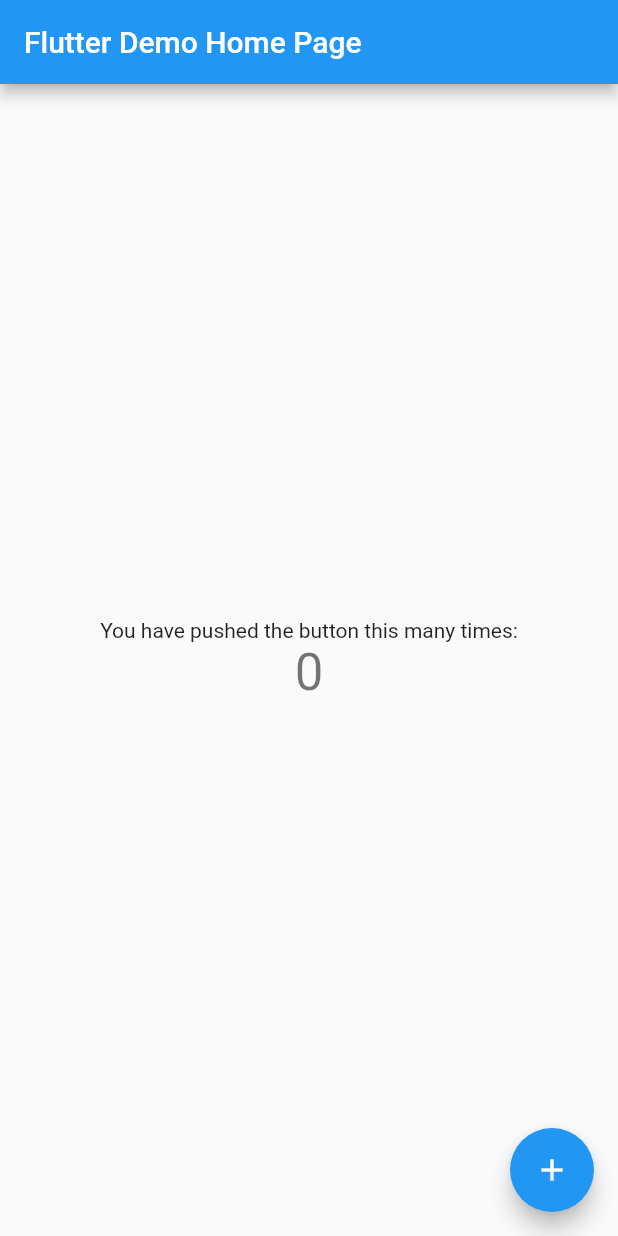
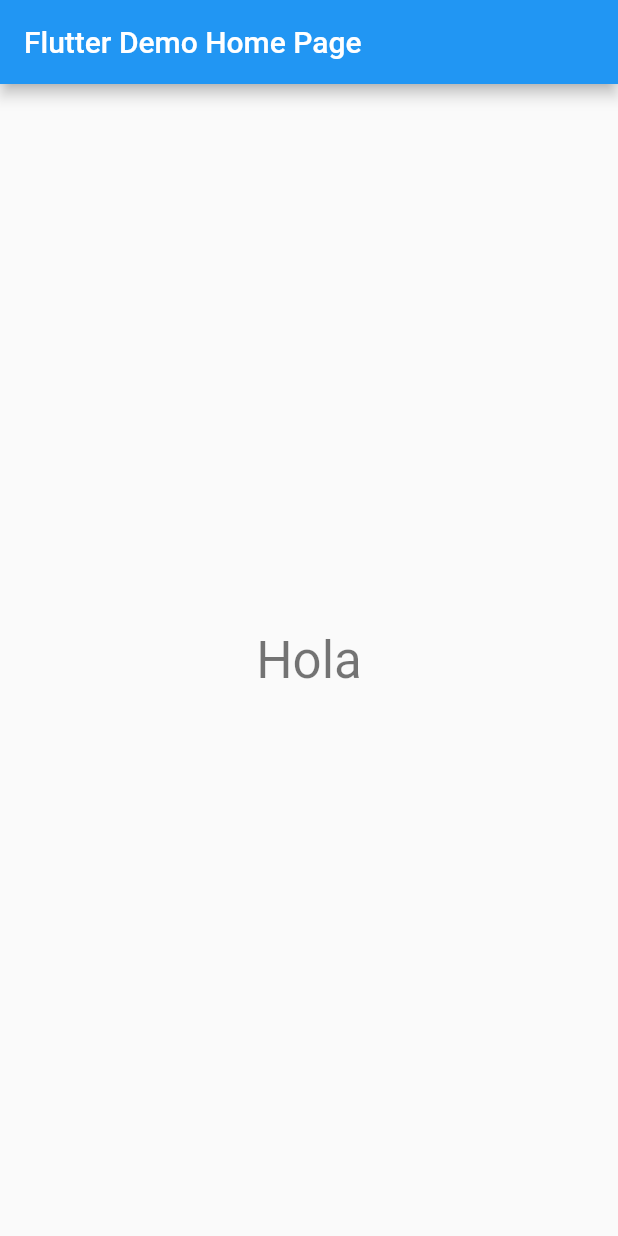
Before and after one commit to sharoncabrera/keep-in-touch, a Flutter app: the screen it shows after launch, on a phone screen of 412 x 824 dp. Run offline on Flutter 3.47's test engine with Material 2 defaults, Android fonts, the phone set to English and light mode, and no system bars.

Commit message:
chat screen layout has been started

```diff
--- a/lib/main.dart
+++ b/lib/main.dart
@@ -1,4 +1,5 @@
 import 'package:flutter/material.dart';
+import 'package:keep_in_touch/routes/chat_route.dart';
 
 void main() => runApp(MyApp());
 
@@ -9,15 +10,6 @@ class MyApp extends StatelessWidget {
     return MaterialApp(
       title: 'Flutter Demo',
       theme: ThemeData(
-        // This is the theme of your application.
-        //
-        // Try running your application with "flutter run". You'll see the
-        // application has a blue toolbar. Then, without quitting the app, try
-        // changing the primarySwatch below to Colors.green and then invoke
-        // "hot reload" (press "r" in the console where you ran "flutter run",
-        // or simply save your changes to "hot reload" in a Flutter IDE).
-        // Notice that the counter didn't reset back to zero; the application
-        // is not restarted.
         primarySwatch: Colors.blue,
       ),
       home: MyHomePage(title: 'Flutter Demo Home Page'),
@@ -28,84 +20,37 @@ class MyApp extends StatelessWidget {
 class MyHomePage extends StatefulWidget {
   MyHomePage({Key key, this.title}) : super(key: key);
 
-  // This widget is the home page of your application. It is stateful, meaning
-  // that it has a State object (defined below) that contains fields that affect
-  // how it looks.
-
-  // This class is the configuration for the state. It holds the values (in this
-  // case the title) provided by the parent (in this case the App widget) and
-  // used by the build method of the State. Fields in a Widget subclass are
-  // always marked "final".
-
   final String title;
 
   @override
   _MyHomePageState createState() => _MyHomePageState();
 }
-
 class _MyHomePageState extends State<MyHomePage> {
-  int _counter = 0;
-
-  void _incrementCounter() {
-    setState(() {
-      // This call to setState tells the Flutter framework that something has
-      // changed in this State, which causes it to rerun the build method below
-      // so that the display can reflect the updated values. If we changed
-      // _counter without calling setState(), then the build method would not be
-      // called again, and so nothing would appear to happen.
-      _counter++;
-    });
-  }
-
   @override
   Widget build(BuildContext context) {
-    // This method is rerun every time setState is called, for instance as done
-    // by the _incrementCounter method above.
-    //
-    // The Flutter framework has been optimized to make rerunning build methods
-    // fast, so that you can just rebuild anything that needs updating rather
-    // than having to individually change instances of widgets.
     return Scaffold(
       appBar: AppBar(
-        // Here we take the value from the MyHomePage object that was created by
-        // the App.build method, and use it to set our appbar title.
         title: Text(widget.title),
       ),
       body: Center(
-        // Center is a layout widget. It takes a single child and positions it
-        // in the middle of the parent.
         child: Column(
-          // Column is also layout widget. It takes a list of children and
-          // arranges them vertically. By default, it sizes itself to fit its
-          // children horizontally, and tries to be as tall as its parent.
-          //
-          // Invoke "debug painting" (press "p" in the console, choose the
-          // "Toggle Debug Paint" action from the Flutter Inspector in Android
-          // Studio, or the "Toggle Debug Paint" command in Visual Studio Code)
-          // to see the wireframe for each widget.
-          //
-          // Column has various properties to control how it sizes itself and
-          // how it positions its children. Here we use mainAxisAlignment to
-          // center the children vertically; the main axis here is the vertical
-          // axis because Columns are vertical (the cross axis would be
-          // horizontal).
           mainAxisAlignment: MainAxisAlignment.center,
           children: <Widget>[
-            Text(
-              'You have pushed the button this many times:',
-            ),
-            Text(
-              '$_counter',
-              style: Theme.of(context).textTheme.display1,
+            InkWell(
+              onTap: (){
+                Navigator.push(
+                  context,
+                  MaterialPageRoute(builder: (context) => ChatRoute()),
+                );
+              },
+              child: Text(
+                'Hola',
+                style: Theme.of(context).textTheme.display1,
+              ),
             ),
           ],
         ),
       ),
-      floatingActionButton: FloatingActionButton(
-        onPressed: _incrementCounter,
-        tooltip: 'Increment',
-        child: Icon(Icons.add),
-      ), // This trailing comma makes auto-formatting nicer for build methods.
     );
   }
 }
--- /dev/null
+++ b/lib/utils/global_utils.dart
@@ -0,0 +1,4 @@
+import 'package:flutter/material.dart';
+import 'package:path/path.dart';
+
+//double height = MediaQuery.of(context).size.height;
```
Also changed, not shown: lib/routes/chat_route.dart (added, +47 -0 lines), 1 other file.
